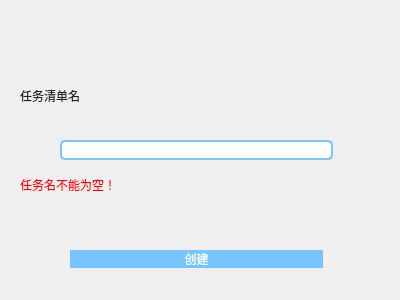
Old version of the form addtasklist.ui in the repository interestingLSY/DDL-Firewall.
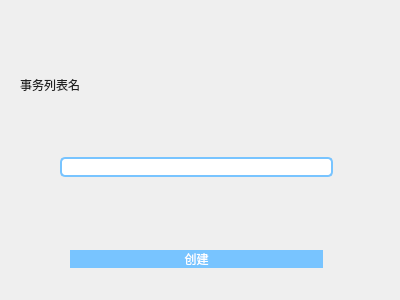
New version of the form.

Patch:
```diff
--- a/addtasklist.ui
+++ b/addtasklist.ui
@@ -22,7 +22,7 @@
      <height>261</height>
     </rect>
    </property>
-   <layout class="QVBoxLayout" name="verticalLayout" stretch="1,2,2,1,1,2">
+   <layout class="QVBoxLayout" name="verticalLayout" stretch="2,2,1,2">
     <property name="sizeConstraint">
      <enum>QLayout::SetNoConstraint</enum>
     </property>
@@ -38,19 +38,6 @@
     <property name="bottomMargin">
      <number>5</number>
     </property>
-    <item>
-     <spacer name="verticalSpacer_2">
-      <property name="orientation">
-       <enum>Qt::Vertical</enum>
-      </property>
-      <property name="sizeHint" stdset="0">
-       <size>
-        <width>20</width>
-        <height>40</height>
-       </size>
-      </property>
-     </spacer>
-    </item>
     <item>
      <widget class="QLabel" name="label">
       <property name="styleSheet">
@@ -58,7 +45,7 @@
 color: rgb(31,31,31);</string>
       </property>
       <property name="text">
-       <string>任务清单名</string>
+       <string>事务列表名</string>
       </property>
       <property name="alignment">
        <set>Qt::AlignLeading|Qt::AlignLeft|Qt::AlignVCenter</set>
@@ -109,17 +96,6 @@
       </item>
      </layout>
     </item>
-    <item>
-     <widget class="QLabel" name="remind">
-      <property name="styleSheet">
-       <string notr="true">font: 12 9pt '微软雅黑 Light';
-color: rgb(255,0,0);</string>
-      </property>
-      <property name="text">
-       <string>任务名不能为空！</string>
-      </property>
-     </widget>
-    </item>
     <item>
      <spacer name="verticalSpacer">
       <property name="orientation">
```
Left out of the diff: 2 changed lines with no effect on the pictures.
